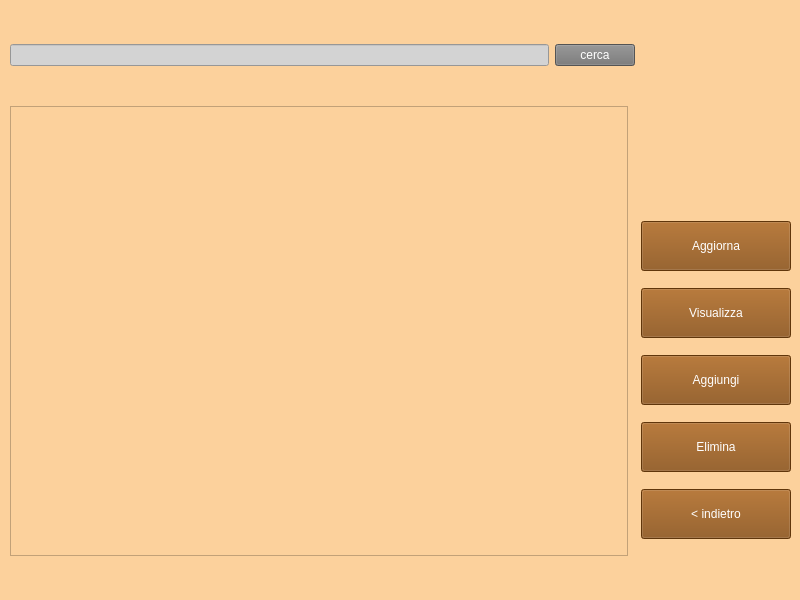
This is Amministratore/view/gestioneDipendenti.ui in ManuelMarrone/GestioneBowling as Qt 5 draws it before an edit. The edited form follows.
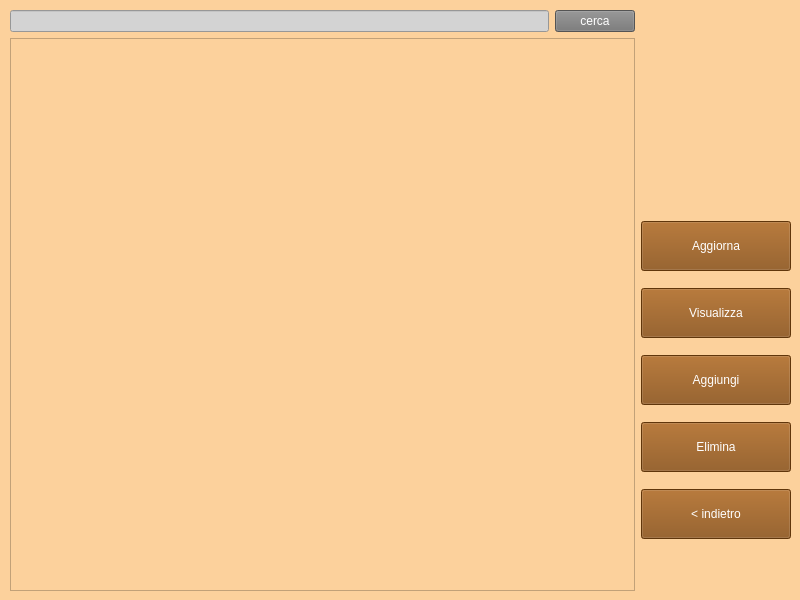
This is the edited form.

Commit message: gestione dipendenti in progress

```diff
--- a/Amministratore/view/gestioneDipendenti.ui
+++ b/Amministratore/view/gestioneDipendenti.ui
@@ -62,20 +62,7 @@
        </layout>
       </item>
       <item>
-       <widget class="QListView" name="dipendentiList">
-        <property name="minimumSize">
-         <size>
-          <width>618</width>
-          <height>450</height>
-         </size>
-        </property>
-        <property name="maximumSize">
-         <size>
-          <width>618</width>
-          <height>450</height>
-         </size>
-        </property>
-       </widget>
+       <widget class="QListWidget" name="dipendentiList"/>
       </item>
      </layout>
     </item>
```
The commit also changes 10 other files.
